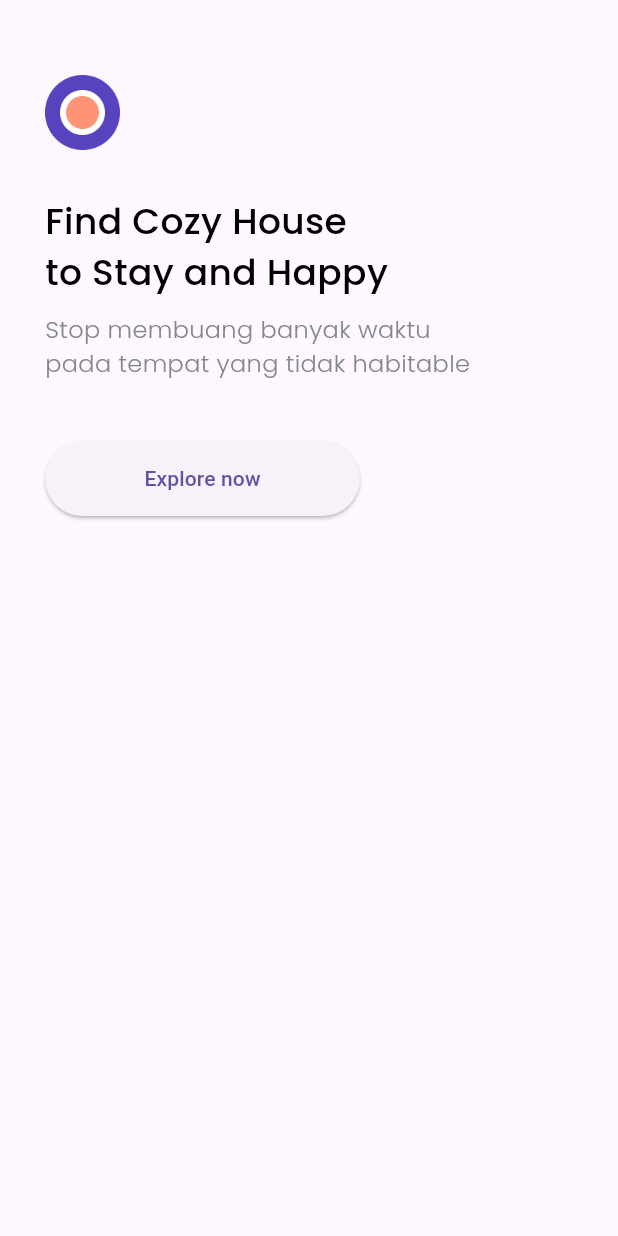
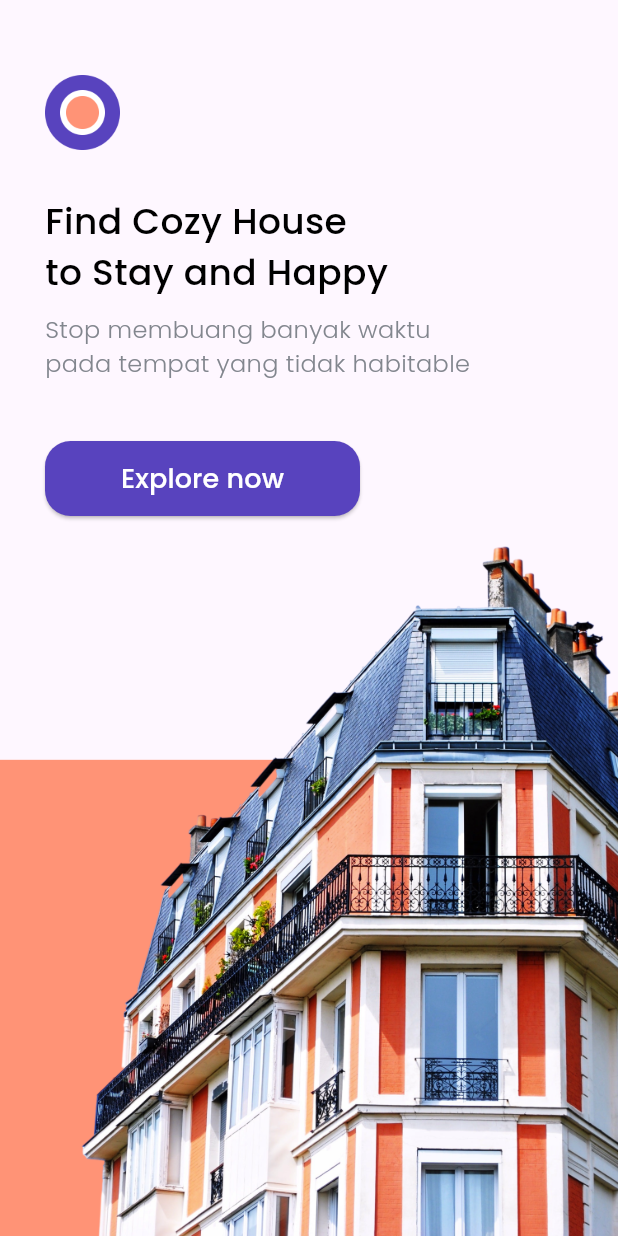
Before and after one commit to ridwanpr/cozy, a Flutter app: the screen it shows after launch, on a phone screen of 412 x 824 dp. Run offline on Flutter 3.47's test engine with Material 3 defaults, Android fonts, the phone set to English and light mode, and no system bars; our stand-ins replace google_fonts.

Commit message:
splash page

```diff
--- a/lib/pages/splash_page.dart
+++ b/lib/pages/splash_page.dart
@@ -8,7 +8,14 @@ class SplashPage extends StatelessWidget {
   Widget build(BuildContext context) {
     return Scaffold(
       body: SafeArea(
-        child: Padding(
+        bottom: false,
+        child: Stack(
+          children: [
+            Align(
+              alignment: Alignment.bottomCenter,
+              child: Image.asset('assets/splash_image.png'),
+            ),
+            Padding(
               padding: const EdgeInsets.only(
                 top: 50,
                 left: 30,
@@ -41,18 +48,31 @@ class SplashPage extends StatelessWidget {
                     'Stop membuang banyak waktu\npada tempat yang tidak habitable',
                     style: greyTextStyle.copyWith(fontSize: 16),
                   ),
-              const SizedBox(height: 40,),
+                  const SizedBox(
+                    height: 40,
+                  ),
                   SizedBox(
                     width: 210,
                     height: 50,
                     child: ElevatedButton(
                       onPressed: () {},
-                  child: const Text('Explore now'),
+                      style: ElevatedButton.styleFrom(
+                        backgroundColor: purpleColor,
+                        shape: RoundedRectangleBorder(
+                          borderRadius: BorderRadius.circular(17),
+                        ),
+                      ),
+                      child: Text(
+                        'Explore now',
+                        style: whiteTextStyle.copyWith(fontSize: 18),
+                      ),
                     ),
                   )
                 ],
               ),
             ),
+          ],
+        ),
       ),
     );
   }
```
Lines whose indentation alone changed are shown as unchanged.
